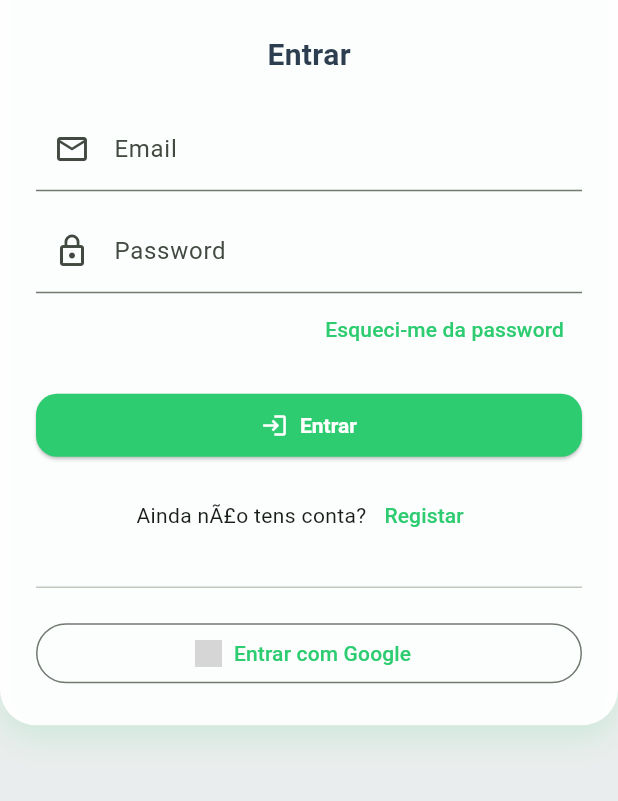
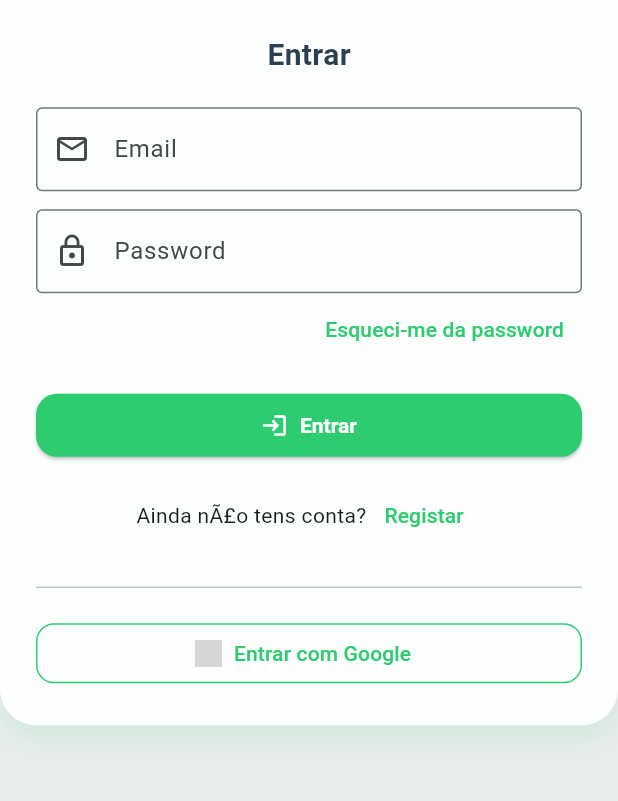
Before and after one commit to fspjorge/futeboladas, a Flutter app: the screen it shows after launch, on a phone screen of 412 x 824 dp, the part 297-1098 px from its top. Run offline on Flutter 3.47's test engine with Material 3 defaults, Android fonts, the phone set to English and light mode, and no system bars; our stand-ins replace cloud_firestore, firebase_auth, firebase_core, firebase_dynamic_links, geocoding, google_maps_flutter and 1 more; missing offline and left inert: flutter_google_places_sdk; accounts and stored records are empty; network calls fail; grey boxes are pictures that could not be loaded.

Commit message:
style(theme): align screens with ColorScheme - use theme colors instead of hardcoded ones - add OutlinedButton/Input/Chip themes

```diff
--- a/lib/main.dart
+++ b/lib/main.dart
@@ -63,6 +63,20 @@ class FuteboladasApp extends StatelessWidget {
             ),
             padding: const EdgeInsets.symmetric(horizontal: 24, vertical: 12),
           ),
+        ),
+        outlinedButtonTheme: OutlinedButtonThemeData(
+          style: OutlinedButton.styleFrom(
+            foregroundColor: seed,
+            side: BorderSide(color: seed),
+            shape: RoundedRectangleBorder(borderRadius: BorderRadius.circular(12)),
+          ),
+        ),
+        inputDecorationTheme: const InputDecorationTheme(
+          border: OutlineInputBorder(),
+        ),
+        chipTheme: const ChipThemeData(
+          padding: EdgeInsets.symmetric(horizontal: 6, vertical: 0),
+          visualDensity: VisualDensity.compact,
         ),
       ),
       home: const AuthGate(),
```
Also changed, not shown: lib/screens/jogos/jogo_detalhe.dart (+5 -4 lines), lib/screens/jogos/jogos_lista.dart (+11 -9 lines).
